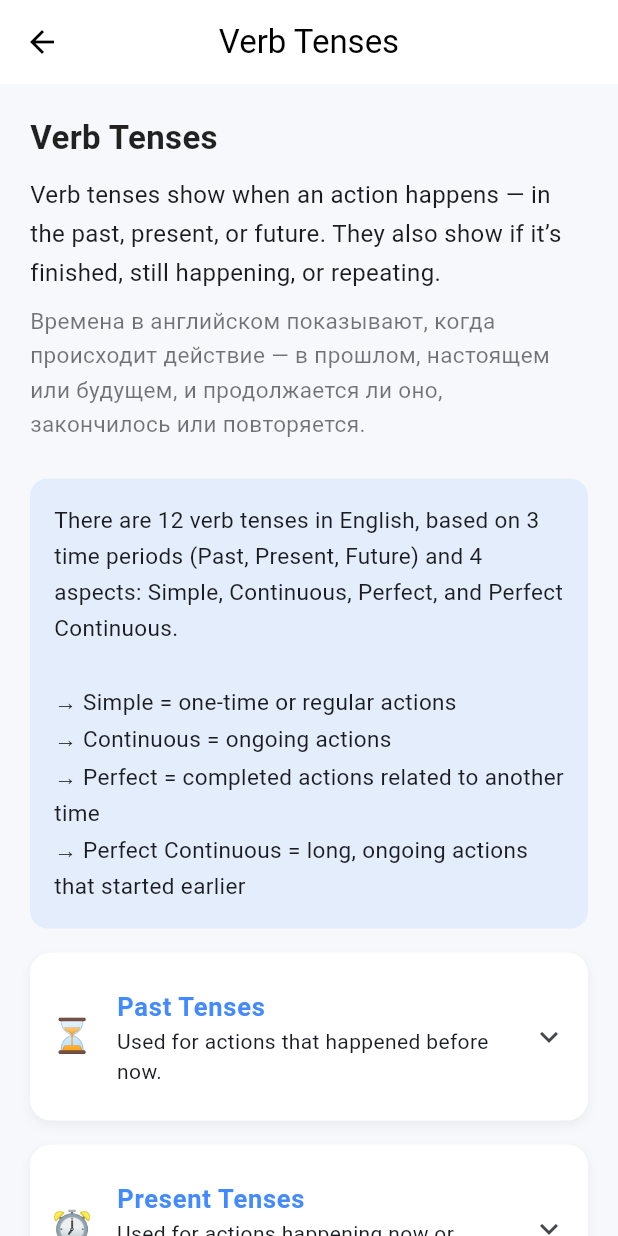
After one commit to Olzhass07/flutterapp, a Flutter app: the BeginnerTensesScreen screen opened directly, on a phone screen of 412 x 824 dp. The commit adds this screen. Run offline on Flutter 3.47's test engine with Material 3 defaults, Android fonts, the phone set to English and light mode, and no system bars; our stand-ins replace google_nav_bar, lucide_icons, shared_preferences, sqflite, youtube_player_iframe; missing offline and left inert: translator; accounts and stored records are empty.

Commit message:
grammar_beginner

```diff
--- /dev/null
+++ b/lib/GrammarGuide/Rules_beginner/beginner_tenses.dart
@@ -0,0 +1,221 @@
+import 'package:flutter/material.dart';
+
+class BeginnerTensesScreen extends StatelessWidget {
+  const BeginnerTensesScreen({super.key});
+
+  @override
+  Widget build(BuildContext context) {
+    return Scaffold(
+      backgroundColor: const Color(0xFFF6F8FB),
+      appBar: AppBar(
+        title: const Text('Verb Tenses'),
+        centerTitle: true,
+        backgroundColor: Colors.white,
+        foregroundColor: Colors.black,
+        elevation: 0,
+      ),
+      body: ListView(
+        padding: const EdgeInsets.all(20),
+        children: [
+          const Text(
+            'Verb Tenses',
+            style: TextStyle(
+              fontSize: 22,
+              fontWeight: FontWeight.bold,
+              color: Colors.black87,
+            ),
+          ),
+          const SizedBox(height: 10),
+          const Text(
+            'Verb tenses show when an action happens — in the past, present, or future. '
+            'They also show if it’s finished, still happening, or repeating.',
+            style: TextStyle(fontSize: 16, height: 1.6),
+          ),
+          const SizedBox(height: 8),
+          const Text(
+            'Времена в английском показывают, когда происходит действие — в прошлом, настоящем или будущем, '
+            'и продолжается ли оно, закончилось или повторяется.',
+            style: TextStyle(fontSize: 15, height: 1.5, color: Colors.black54),
+          ),
+          const SizedBox(height: 24),
+
+          _tensesIntro(),
+
+          const SizedBox(height: 16),
+          _tenseGroup(
+            emoji: '⏳',
+            title: 'Past Tenses',
+            desc: 'Used for actions that happened before now.',
+            content: _pastContent(),
+          ),
+          _tenseGroup(
+            emoji: '⏰',
+            title: 'Present Tenses',
+            desc: 'Used for actions happening now or regularly.',
+            content: _presentContent(),
+          ),
+          _tenseGroup(
+            emoji: '🔮',
+            title: 'Future Tenses',
+            desc: 'Used for actions that will happen later.',
+            content: _futureContent(),
+          ),
+
+          const SizedBox(height: 30),
+          _tipBox(
+            '💡 Tip: English has 12 main tenses. Start by learning the four simple ones first (Present, Past, Future, Continuous). '
+            'Постепенно добавляй новые времена, не учи всё сразу — так будет проще.',
+          ),
+        ],
+      ),
+    );
+  }
+
+  // --- INTRO ---
+  Widget _tensesIntro() => Container(
+        padding: const EdgeInsets.all(16),
+        decoration: BoxDecoration(
+          color: Colors.blueAccent.withOpacity(0.1),
+          borderRadius: BorderRadius.circular(12),
+        ),
+        child: const Text(
+          'There are 12 verb tenses in English, based on 3 time periods (Past, Present, Future) '
+          'and 4 aspects: Simple, Continuous, Perfect, and Perfect Continuous.\n\n'
+          '→ Simple = one-time or regular actions\n'
+          '→ Continuous = ongoing actions\n'
+          '→ Perfect = completed actions related to another time\n'
+          '→ Perfect Continuous = long, ongoing actions that started earlier',
+          style: TextStyle(fontSize: 15, height: 1.6),
+        ),
+      );
+
+  // --- TENSE BLOCK ---
+  Widget _tenseGroup({
+    required String emoji,
+    required String title,
+    required String desc,
+    required List<Widget> content,
+  }) {
+    return Container(
+      margin: const EdgeInsets.only(bottom: 16),
+      decoration: BoxDecoration(
+        color: Colors.white,
+        borderRadius: BorderRadius.circular(14),
+        boxShadow: [
+          BoxShadow(
+            color: Colors.black.withOpacity(0.05),
+            blurRadius: 6,
+            offset: const Offset(0, 3),
+          ),
+        ],
+      ),
+      child: ExpansionTile(
+        tilePadding: const EdgeInsets.all(14),
+        childrenPadding: const EdgeInsets.symmetric(horizontal: 14, vertical: 8),
+        leading: Text(emoji, style: const TextStyle(fontSize: 22)),
+        title: Text(
+          title,
+          style: const TextStyle(
+            fontSize: 17,
+            fontWeight: FontWeight.bold,
+            color: Colors.blueAccent,
+          ),
+        ),
+        subtitle: Text(desc),
+        children: content,
+      ),
+    );
+  }
+
+  // --- CONTENT BLOCKS ---
+  List<Widget> _pastContent() => [
+        _miniTense('Simple Past', '[V + ed / 2nd form]',
+            'Used for completed actions in the past.\n(Используется для завершённых действий в прошлом.)',
+            ['I visited London last year.', 'She watched a movie.']),
+        _miniTense('Past Continuous', '[was/were + V-ing]',
+            'Used for actions that were ongoing in the past.\n(Действие длилось в прошлом.)',
+            ['I was reading when you called.', 'They were playing football.']),
+        _miniTense('Past Perfect', '[had + past participle]',
+            'Shows one past action happened before another.\n(Одно действие раньше другого.)',
+            ['She had left before I arrived.', 'I had finished my work.']),
+        _miniTense('Past Perfect Continuous', '[had + been + V-ing]',
+            'Shows an ongoing action before another past action.\n(Действие длилось до другого в прошлом.)',
+            ['He had been working for 3 hours before dinner.']),
+      ];
+
+  List<Widget> _presentContent() => [
+        _miniTense('Simple Present', '[V / V+s]',
+            'Used for facts, routines, and general truths.\n(Факты, привычки, расписание.)',
+            ['I go to school every day.', 'The sun rises in the east.']),
+        _miniTense('Present Continuous', '[am/is/are + V-ing]',
+            'Used for actions happening now or near future.\n(То, что происходит сейчас.)',
+            ['I am studying English.', 'We are having dinner.']),
+        _miniTense('Present Perfect', '[have/has + past participle]',
+            'Used for actions that started in the past and continue now.\n(Действие началось в прошлом и длится сейчас.)',
+            ['I have lived here for five years.', 'She has already eaten.']),
+        _miniTense('Present Perfect Continuous', '[have/has + been + V-ing]',
+            'Used for actions continuing from past until now.\n(Длительные действия, начавшиеся раньше.)',
+            ['We have been waiting for an hour.', 'He has been working all day.']),
+      ];
+
+  List<Widget> _futureContent() => [
+        _miniTense('Simple Future', '[will + V]',
+            'Used for actions that will happen later.\n(Будущее действие.)',
+            ['I will call you tomorrow.', 'She will travel to Japan.']),
+        _miniTense('Future Continuous', '[will + be + V-ing]',
+            'Used for ongoing actions in the future.\n(Действие будет происходить в будущем.)',
+            ['I will be studying at 8 p.m.', 'They will be working next week.']),
+        _miniTense('Future Perfect', '[will + have + past participle]',
+            'Used for actions completed before a specific time in the future.\n(К определённому моменту в будущем.)',
+            ['By 10 o’clock, I will have finished my homework.']),
+        _miniTense('Future Perfect Continuous', '[will + have + been + V-ing]',
+            'Used for long ongoing actions up to a future point.\n(Действие будет длиться до будущего момента.)',
+            ['By next year, she will have been studying English for 5 years.']),
+      ];
+
+  // --- MINI TENSE CARD ---
+  Widget _miniTense(String title, String formula, String desc, List<String> examples) {
+    return Container(
+      margin: const EdgeInsets.only(bottom: 12),
+      padding: const EdgeInsets.all(12),
+      decoration: BoxDecoration(
+        color: Colors.blueAccent.withOpacity(0.05),
+        borderRadius: BorderRadius.circular(10),
+      ),
+      child: Column(
+        crossAxisAlignment: CrossAxisAlignment.start,
+        children: [
+          Text(title,
+              style: const TextStyle(
+                  fontSize: 16, fontWeight: FontWeight.bold, color: Colors.blueAccent)),
+          const SizedBox(height: 4),
+          Text(formula,
+              style: const TextStyle(
+                  fontSize: 14, fontStyle: FontStyle.italic, color: Colors.black87)),
+          const SizedBox(height: 4),
+          Text(desc, style: const TextStyle(fontSize: 14.5, height: 1.4)),
+          const SizedBox(height: 6),
+          for (final ex in examples)
+            Padding(
+              padding: const EdgeInsets.only(left: 6, bottom: 2),
+              child: Text('• $ex',
+                  style: const TextStyle(
+                      fontSize: 14, fontStyle: FontStyle.italic, color: Colors.black87)),
+            ),
+        ],
+      ),
+    );
+  }
+
+  Widget _tipBox(String text) => Container(
+        padding: const EdgeInsets.all(16),
+        decoration: BoxDecoration(
+          color: Colors.greenAccent.withOpacity(0.15),
+          borderRadius: BorderRadius.circular(12),
+        ),
+        child: Text(
+          text,
+          style: const TextStyle(fontSize: 14.5, height: 1.5, color: Colors.black87),
+        ),
+      );
+}
```
Also changed, not shown: lib/GrammarGuide/Levels/beginner.dart (+56 -3 lines), lib/GrammarGuide/Rules_beginner/beginner_parts.dart (added, +186 -0 lines), lib/GrammarGuide/Rules_beginner/beginner_sentence.dart (added, +219 -0 lines).
